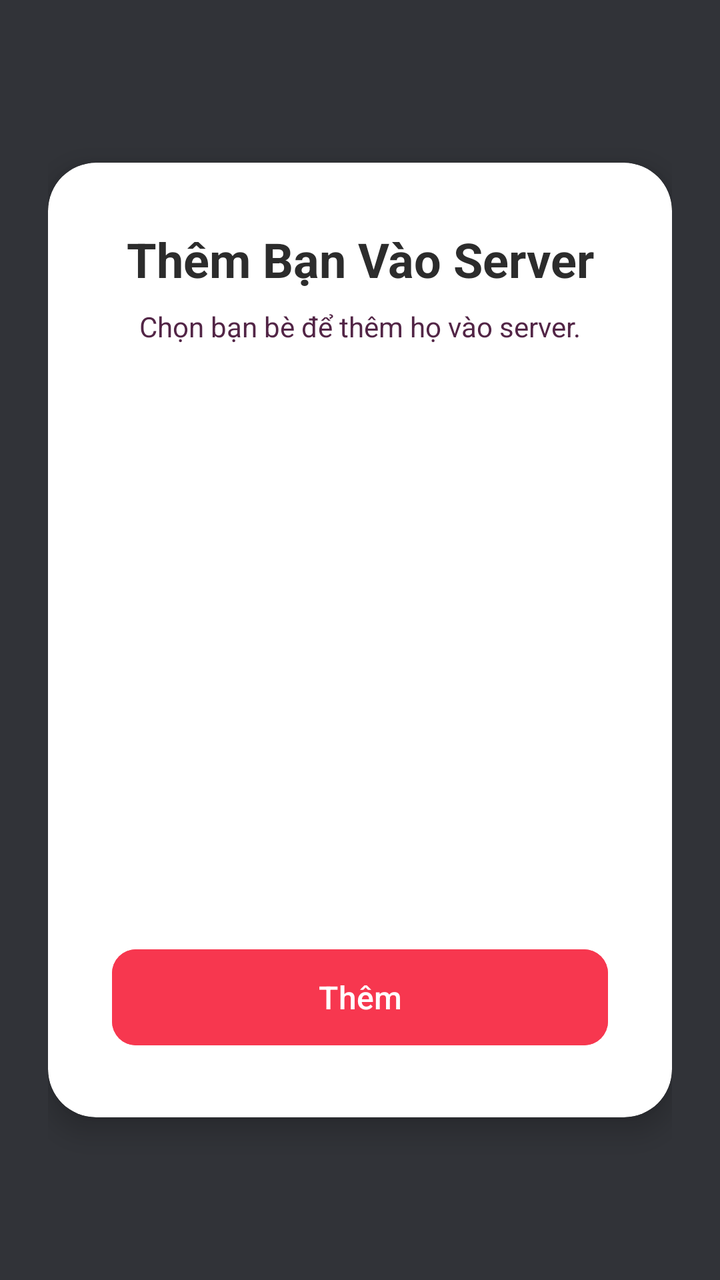
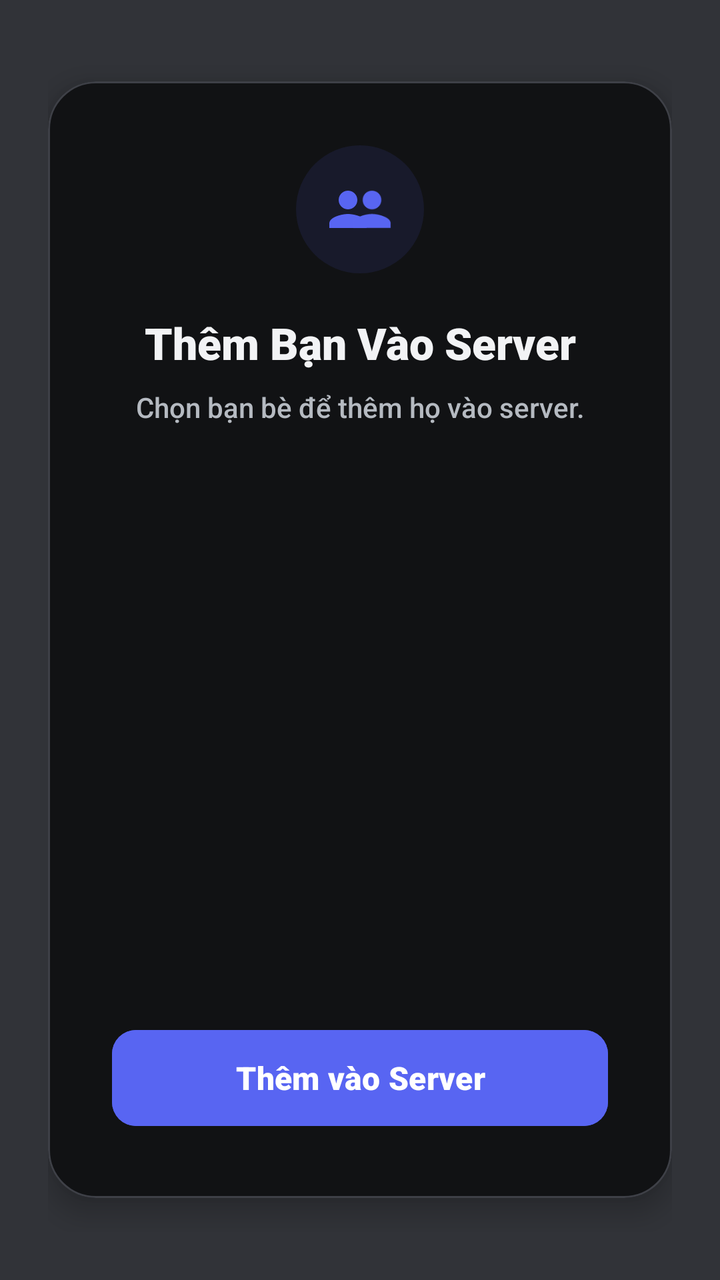

Two renders of the same Android screen: before a commit and after it. Below are the layout's source before the change and the commit's diff.
<!-- AndroidManifest.xml: application theme Theme.SE114_CallingSystem -->
<!-- res/layout/activity_add_server_member.xml -->
<?xml version="1.0" encoding="utf-8"?>
<FrameLayout
    xmlns:android="http://schemas.android.com/apk/res/android"
    xmlns:app="http://schemas.android.com/apk/res-auto"
    android:layout_width="match_parent"
    android:layout_height="wrap_content"
    android:padding="24dp">
    <com.google.android.material.card.MaterialCardView
        android:layout_width="match_parent"
        android:layout_height="wrap_content"
        android:layout_gravity="center"
        app:cardBackgroundColor="#FFFFFF"
        app:cardCornerRadius="24dp"
        app:cardElevation="8dp"
        app:strokeWidth="0dp">

        <LinearLayout
            android:layout_width="match_parent"
            android:layout_height="wrap_content"
            android:orientation="vertical"
            android:padding="32dp">

            <TextView
                android:layout_width="match_parent"
                android:layout_height="wrap_content"
                android:text="Thêm Bạn Vào Server"
                android:textAlignment="center"
                android:textSize="24sp"
                android:textStyle="bold"
                android:textColor="#2C2C2C"
                android:layout_marginBottom="8dp"/>

            <TextView
                android:layout_width="match_parent"
                android:layout_height="wrap_content"
                android:text="Chọn bạn bè để thêm họ vào server."
                android:textAlignment="center"
                android:textSize="14sp"
                android:textColor="#522546"
                android:layout_marginBottom="24dp"/>

            <androidx.recyclerview.widget.RecyclerView
                android:id="@+id/rvFriendsToSelect"
                android:layout_width="match_parent"
                android:layout_height="250dp"
                android:layout_marginBottom="24dp" />

            <com.google.android.material.button.MaterialButton
                android:id="@+id/btnAddConfirm"
                android:layout_width="match_parent"
                android:layout_height="56dp"
                android:text="Thêm"
                android:textSize="16sp"
                app:cornerRadius="12dp"
                android:backgroundTint="#F7374F"
                android:textColor="#FFFFFF"/>

        </LinearLayout>
    </com.google.android.material.card.MaterialCardView>
</FrameLayout>
<!-- resources referenced by this layout -->
<resources>
  <style name="Theme.SE114_CallingSystem" parent="Base.Theme.SE114_CallingSystem" />
  <style name="Base.Theme.SE114_CallingSystem" parent="Theme.Material3.DayNight.NoActionBar">
          <item name="colorPrimary">@color/accent</item>
          <item name="colorOnPrimary">@color/text_on_accent</item>
          <item name="colorSecondary">@color/accent_light</item>
          <item name="android:windowBackground">@color/bg_primary</item>
          <item name="android:statusBarColor">@color/bg_primary</item>
          <item name="android:navigationBarColor">@color/bg_primary</item>
      </style>
  <color name="accent">@color/discord_blurple</color>
  <color name="text_on_accent">#FFFFFF</color>
  <color name="accent_light">#7A85F5</color>
  <color name="bg_primary">@color/discord_dark_base</color>
  <color name="discord_blurple">#5865F2</color>
  <color name="discord_dark_base">#313338</color>
</resources>

<!-- the commit's change to res/layout/activity_add_server_member.xml (unified diff, before → after) -->
@@ -9,10 +9,11 @@
         android:layout_width="match_parent"
         android:layout_height="wrap_content"
         android:layout_gravity="center"
-        app:cardBackgroundColor="#FFFFFF"
+        app:cardBackgroundColor="@color/discord_dark_floating"
         app:cardCornerRadius="24dp"
         app:cardElevation="8dp"
-        app:strokeWidth="0dp">
+        app:strokeWidth="1dp"
+        app:strokeColor="@color/discord_divider">
 
         <LinearLayout
             android:layout_width="match_parent"
@@ -20,14 +21,39 @@
             android:orientation="vertical"
             android:padding="32dp">
 
+            
+            <FrameLayout
+                android:layout_width="64dp"
+                android:layout_height="64dp"
+                android:layout_gravity="center_horizontal"
+                android:layout_marginBottom="20dp"
+                android:background="@drawable/bg_circle"
+                android:backgroundTint="#1A5865F2">
+                
+                <ImageView
+                    android:layout_width="28dp"
+                    android:layout_height="28dp"
+                    android:layout_gravity="center_vertical|start"
+                    android:layout_marginStart="12dp"
+                    android:src="@drawable/icon_user"
+                    app:tint="@color/discord_blurple" />
+                <ImageView
+                    android:layout_width="28dp"
+                    android:layout_height="28dp"
+                    android:layout_gravity="center_vertical|end"
+                    android:layout_marginEnd="12dp"
+                    android:src="@drawable/icon_user"
+                    app:tint="@color/discord_blurple" />
+            </FrameLayout>
+
             <TextView
                 android:layout_width="match_parent"
                 android:layout_height="wrap_content"
                 android:text="Thêm Bạn Vào Server"
                 android:textAlignment="center"
-                android:textSize="24sp"
-                android:textStyle="bold"
-                android:textColor="#2C2C2C"
+                android:textSize="22sp"
+                android:fontFamily="sans-serif-black"
+                android:textColor="@color/discord_text_primary"
                 android:layout_marginBottom="8dp"/>
 
             <TextView
@@ -36,24 +62,30 @@
                 android:text="Chọn bạn bè để thêm họ vào server."
                 android:textAlignment="center"
                 android:textSize="14sp"
-                android:textColor="#522546"
+                android:fontFamily="sans-serif-medium"
+                android:textColor="@color/discord_text_secondary"
                 android:layout_marginBottom="24dp"/>
 
             <androidx.recyclerview.widget.RecyclerView
                 android:id="@+id/rvFriendsToSelect"
                 android:layout_width="match_parent"
                 android:layout_height="250dp"
-                android:layout_marginBottom="24dp" />
+                android:layout_marginBottom="24dp"
+                android:scrollbars="vertical"
+                android:fadeScrollbars="true" />
 
             <com.google.android.material.button.MaterialButton
                 android:id="@+id/btnAddConfirm"
                 android:layout_width="match_parent"
                 android:layout_height="56dp"
-                android:text="Thêm"
+                android:text="Thêm vào Server"
                 android:textSize="16sp"
+                android:textAllCaps="false"
+                android:fontFamily="sans-serif-black"
                 app:cornerRadius="12dp"
-                android:backgroundTint="#F7374F"
-                android:textColor="#FFFFFF"/>
+                android:backgroundTint="@color/discord_blurple"
+                android:textColor="@color/white"
+                app:elevation="4dp"/>
 
         </LinearLayout>
     </com.google.android.material.card.MaterialCardView>
<!-- resource entries referenced after the edit -->
@@ -14,6 +14,28 @@
   <color name="accent_light">#7A85F5</color>
   <color name="bg_primary">@color/discord_dark_base</color>
   <color name="discord_blurple">#5865F2</color>
+  <color name="discord_dark_floating">#111214</color>
+  <color name="discord_divider">#3E4047</color>
+  <color name="discord_text_primary">#F2F3F5</color>
+  <color name="discord_text_secondary">#B5BAC1</color>
+  <color name="white">#FFFFFFFF</color>
+  <!-- drawable bg_circle (drawable) -->
+  <?xml version="1.0" encoding="utf-8"?>
+  <shape xmlns:android="http://schemas.android.com/apk/res/android"
+      android:shape="oval">
+      <solid android:color="#FFFFFF" />
+  </shape>
+  <!-- drawable icon_user (drawable) -->
+  <?xml version="1.0" encoding="utf-8"?>
+  <vector xmlns:android="http://schemas.android.com/apk/res/android"
+      android:width="24dp"
+      android:height="24dp"
+      android:viewportWidth="24"
+      android:viewportHeight="24">
+      <path
+          android:fillColor="#FFFFFF"
+          android:pathData="M12,12c2.21,0 4,-1.79 4,-4s-1.79,-4 -4,-4 -4,1.79 -4,4 1.79,4 4,4zM12,14c-2.67,0 -8,1.34 -8,4v2h16v-2c0,-2.66 -5.33,-4 -8,-4z"/>
+  </vector>
   <color name="discord_dark_base">#313338</color>
 </resources>
 
